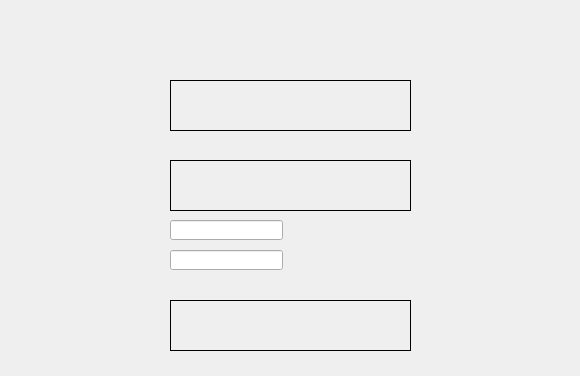
First picture: the form in initwindow.ui, repository stefanivanic/RemiFINAL, before the edit.
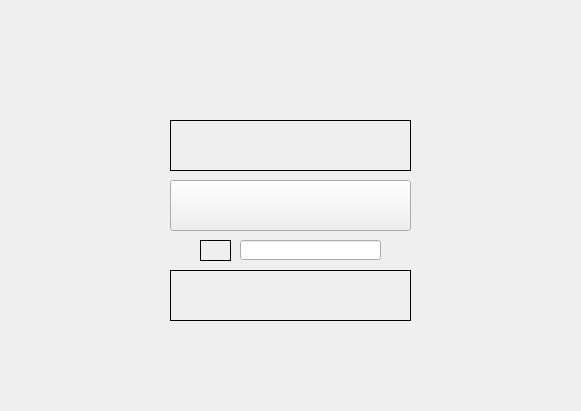
Second picture: the form after the edit. Icons and pictures are not drawn.

```diff
--- a/initwindow.ui
+++ b/initwindow.ui
@@ -6,8 +6,8 @@
    <rect>
     <x>0</x>
     <y>0</y>
-    <width>580</width>
-    <height>376</height>
+    <width>581</width>
+    <height>411</height>
    </rect>
   </property>
   <property name="windowTitle">
@@ -23,7 +23,7 @@
      <x>0</x>
      <y>0</y>
      <width>581</width>
-     <height>381</height>
+     <height>411</height>
     </rect>
    </property>
    <property name="styleSheet">
@@ -35,7 +35,7 @@
     <property name="geometry">
      <rect>
       <x>170</x>
-      <y>80</y>
+      <y>120</y>
       <width>241</width>
       <height>51</height>
      </rect>
@@ -54,16 +54,13 @@
     <property name="geometry">
      <rect>
       <x>170</x>
-      <y>160</y>
+      <y>180</y>
       <width>241</width>
       <height>51</height>
      </rect>
     </property>
     <property name="styleSheet">
-     <string notr="true">#pushButtonLoad {
-	border: 1px solid back;
-    border-image: url(&quot;./slike/Teme/2_load.jpg&quot;);
-}</string>
+     <string notr="true"/>
     </property>
     <property name="text">
      <string/>
@@ -73,7 +70,7 @@
     <property name="geometry">
      <rect>
       <x>170</x>
-      <y>300</y>
+      <y>270</y>
       <width>241</width>
       <height>51</height>
      </rect>
@@ -94,22 +91,31 @@
     </property>
     <property name="geometry">
      <rect>
-      <x>170</x>
-      <y>220</y>
-      <width>113</width>
+      <x>240</x>
+      <y>240</y>
+      <width>141</width>
       <height>20</height>
      </rect>
     </property>
    </widget>
-   <widget class="QLineEdit" name="inputPort">
+   <widget class="QLabel" name="labelIp">
     <property name="geometry">
      <rect>
-      <x>170</x>
-      <y>250</y>
-      <width>113</width>
-      <height>20</height>
+      <x>200</x>
+      <y>240</y>
+      <width>31</width>
+      <height>21</height>
      </rect>
     </property>
+    <property name="styleSheet">
+     <string notr="true">#labelIp {
+	border: 1px solid black;
+	border-image: url(&quot;./slike/Teme/2_ip.jpg&quot;);
+}</string>
+    </property>
+    <property name="text">
+     <string/>
+    </property>
    </widget>
   </widget>
  </widget>
```
